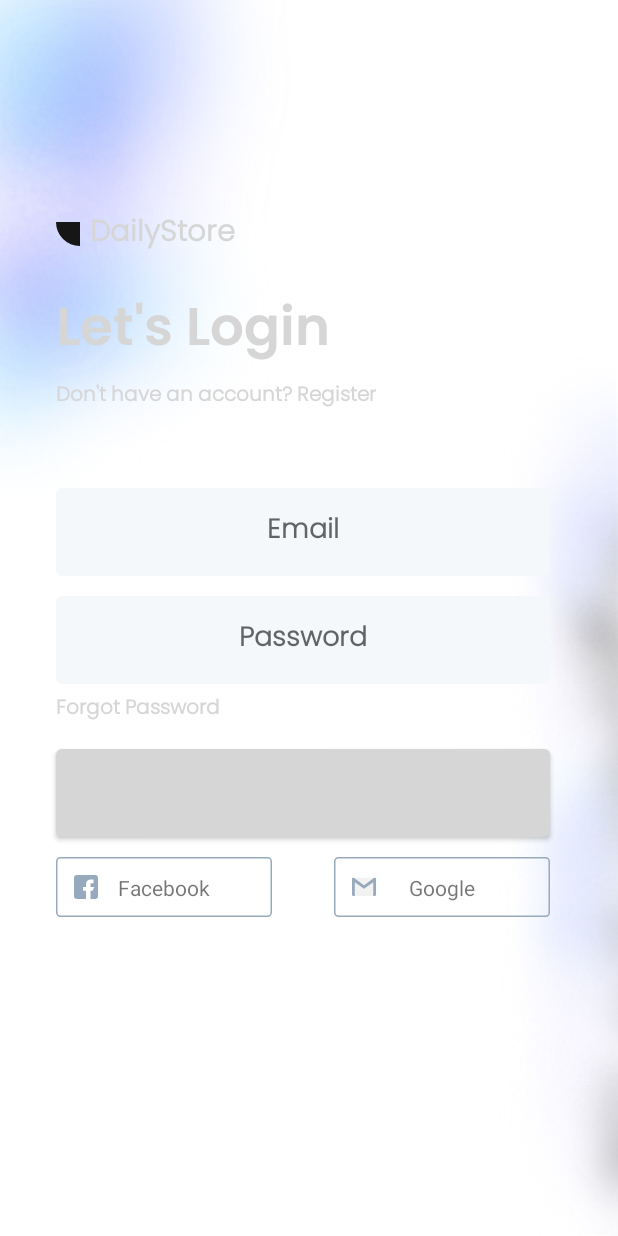
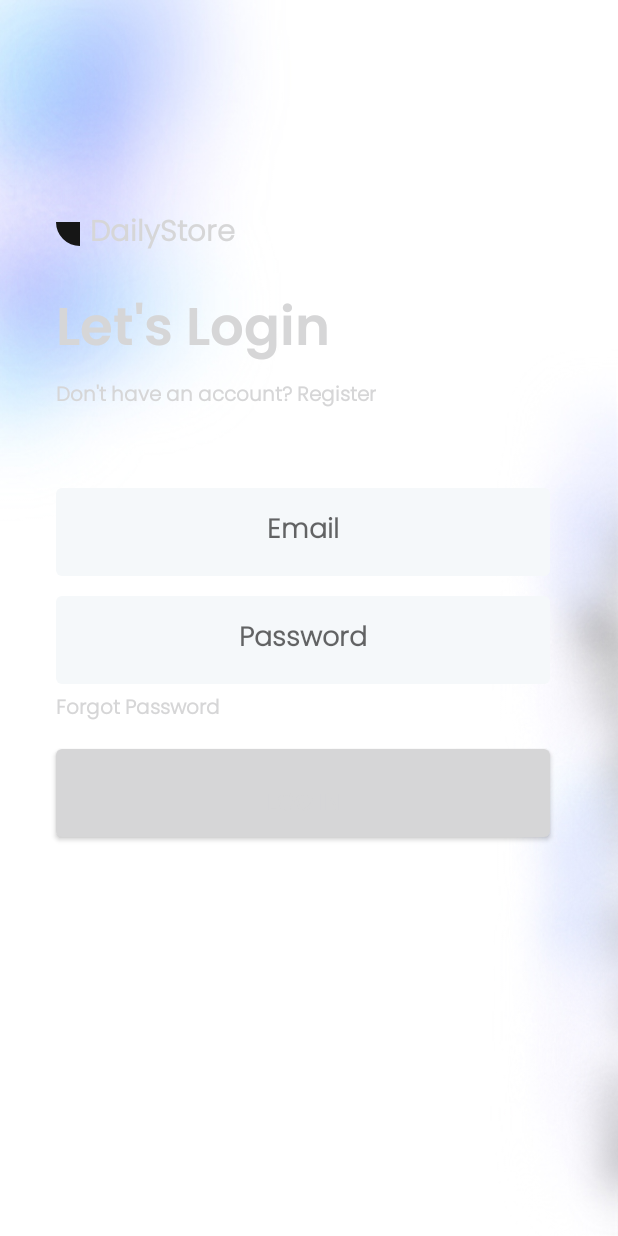
Before and after one commit to Shahakshar/DailyStore, an Android app: the LoginFragment screen opened through its navigation route, on a phone screen of 412 x 824 dp. Run offline under Robolectric (Android 15) with nearby library versions, the light colour scheme and no system bars; our stand-ins replace Dagger/Hilt's generated code, sdp/ssp sizes.

Commit message:
small change

```diff
--- a/app/src/main/res/layout/fragment_login.xml
+++ b/app/src/main/res/layout/fragment_login.xml
@@ -117,41 +117,41 @@
             app:layout_constraintTop_toBottomOf="@+id/tv_forgot_password"
             android:layout_marginTop="15dp"/>
 
-        <ImageView
-            android:id="@+id/btn_facebook"
-            android:layout_width="wrap_content"
-            android:layout_height="wrap_content"
-            app:layout_constraintStart_toStartOf="@id/guideline1"
-            app:layout_constraintTop_toBottomOf="@id/btn_login_fragment"
-            android:src="@drawable/ic_facebook_login"
-            android:layout_marginTop="@dimen/_10sdp"/>
+<!--        <ImageView-->
+<!--            android:id="@+id/btn_facebook"-->
+<!--            android:layout_width="wrap_content"-->
+<!--            android:layout_height="wrap_content"-->
+<!--            app:layout_constraintStart_toStartOf="@id/guideline1"-->
+<!--            app:layout_constraintTop_toBottomOf="@id/btn_login_fragment"-->
+<!--            android:src="@drawable/ic_facebook_login"-->
+<!--            android:layout_marginTop="@dimen/_10sdp"/>-->
 
-        <TextView
-            android:layout_width="wrap_content"
-            android:layout_height="wrap_content"
-            android:text="@string/g_facebook"
-            app:layout_constraintStart_toStartOf="@id/btn_facebook"
-            app:layout_constraintEnd_toEndOf="@id/btn_facebook"
-            app:layout_constraintTop_toTopOf="@id/btn_facebook"
-            app:layout_constraintBottom_toBottomOf="@id/btn_facebook"/>
+<!--        <TextView-->
+<!--            android:layout_width="wrap_content"-->
+<!--            android:layout_height="wrap_content"-->
+<!--            android:text="@string/g_facebook"-->
+<!--            app:layout_constraintStart_toStartOf="@id/btn_facebook"-->
+<!--            app:layout_constraintEnd_toEndOf="@id/btn_facebook"-->
+<!--            app:layout_constraintTop_toTopOf="@id/btn_facebook"-->
+<!--            app:layout_constraintBottom_toBottomOf="@id/btn_facebook"/>-->
 
-        <ImageView
-            android:id="@+id/btn_google"
-            android:layout_width="wrap_content"
-            android:layout_height="wrap_content"
-            app:layout_constraintEnd_toEndOf="@id/guideline2"
-            app:layout_constraintTop_toBottomOf="@id/btn_login_fragment"
-            android:src="@drawable/ic_google_login"
-            android:layout_marginTop="@dimen/_10sdp"/>
+<!--        <ImageView-->
+<!--            android:id="@+id/btn_google"-->
+<!--            android:layout_width="wrap_content"-->
+<!--            android:layout_height="wrap_content"-->
+<!--            app:layout_constraintEnd_toEndOf="@id/guideline2"-->
+<!--            app:layout_constraintTop_toBottomOf="@id/btn_login_fragment"-->
+<!--            android:src="@drawable/ic_google_login"-->
+<!--            android:layout_marginTop="@dimen/_10sdp"/>-->
 
-        <TextView
-            android:layout_width="wrap_content"
-            android:layout_height="wrap_content"
-            android:text="@string/g_google"
-            app:layout_constraintStart_toStartOf="@id/btn_google"
-            app:layout_constraintEnd_toEndOf="@id/btn_google"
-            app:layout_constraintTop_toTopOf="@id/btn_google"
-            app:layout_constraintBottom_toBottomOf="@id/btn_google"/>
+<!--        <TextView-->
+<!--            android:layout_width="wrap_content"-->
+<!--            android:layout_height="wrap_content"-->
+<!--            android:text="@string/g_google"-->
+<!--            app:layout_constraintStart_toStartOf="@id/btn_google"-->
+<!--            app:layout_constraintEnd_toEndOf="@id/btn_google"-->
+<!--            app:layout_constraintTop_toTopOf="@id/btn_google"-->
+<!--            app:layout_constraintBottom_toBottomOf="@id/btn_google"/>-->
 
         <androidx.constraintlayout.widget.Guideline
             android:id="@+id/guideline1"
@@ -167,4 +167,5 @@
             android:orientation="vertical"
             app:layout_constraintGuide_percent="0.89" />
     </androidx.constraintlayout.widget.ConstraintLayout>
+
 </androidx.core.widget.NestedScrollView>
```
Also changed, not shown: app/src/main/res/layout/fragment_register.xml (+32 -32 lines), 1 other file.
